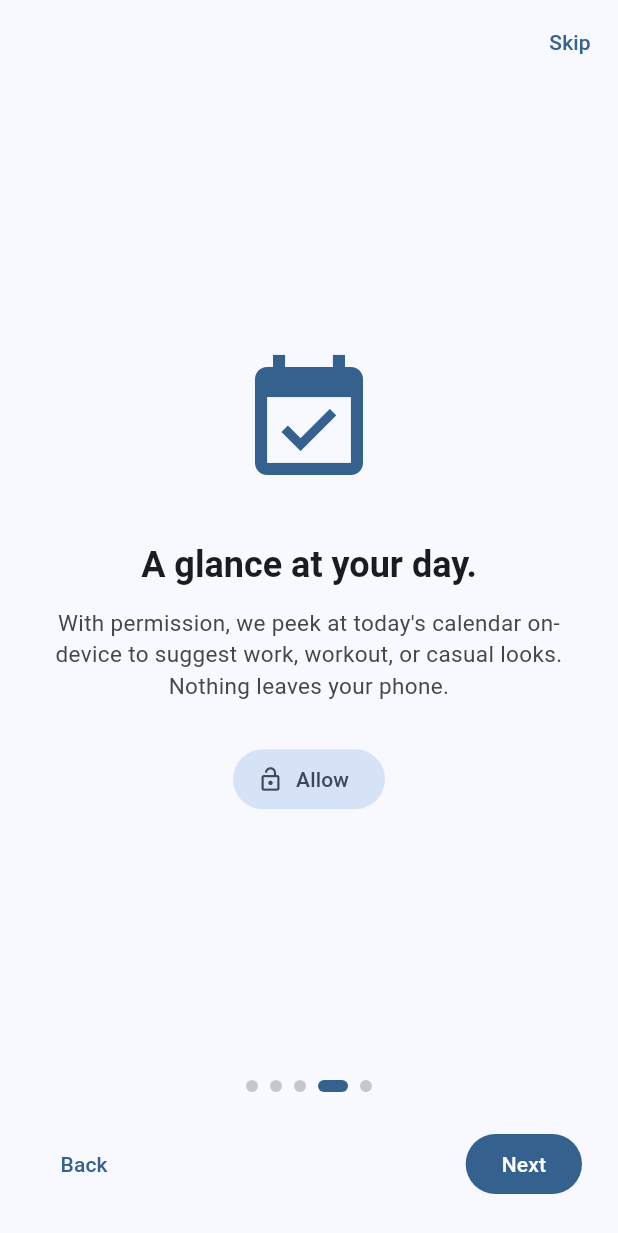
After one commit to GabrielAnokye/SmartStyle, a Flutter app: the screen it shows once a user with an empty profile is signed in, swiped to page 4, on a phone screen of 412 x 824 dp. The commit adds this screen. Shown: the top 1233 px of the screen. Run offline on Flutter 3.47's test engine with Material 3 defaults, Android fonts, the phone set to English and light mode, and no system bars; our stand-ins replace cached_network_image, camera, connectivity_plus, flutter_dotenv, flutter_image_compress, flutter_riverpod and 9 more; missing offline and left inert: device_calendar, google_mlkit_image_labeling, google_mlkit_subject_segmentation; accounts and stored records are empty; network calls fail.

Commit message:
Finalize SmartStyle

```diff
--- a/lib/core/routing/app_router.dart
+++ b/lib/core/routing/app_router.dart
@@ -12,12 +12,9 @@ import 'package:smartstyle/features/wardrobe/presentation/item_detail_screen.dar
 import 'package:smartstyle/features/wardrobe/presentation/item_edit_screen.dart';
 import 'package:smartstyle/features/recommendations/presentation/home_dashboard_screen.dart';
 import 'package:smartstyle/features/analytics/presentation/analytics_screen.dart';
-
-class ProfileScreen extends StatelessWidget {
-  const ProfileScreen({super.key});
-  @override
-  Widget build(BuildContext context) => const Center(child: Text('Profile Placeholder'));
-}
+import 'package:smartstyle/features/onboarding/data/onboarding_repository.dart';
+import 'package:smartstyle/features/onboarding/presentation/onboarding_screen.dart';
+import 'package:smartstyle/features/profile/presentation/profile_screen.dart';
 
 class AppScaffold extends StatelessWidget {
   final StatefulNavigationShell navigationShell;
@@ -46,6 +43,7 @@ class AppScaffold extends StatelessWidget {
 
 final goRouterProvider = Provider<GoRouter>((ref) {
   final authState = ref.watch(authStateProvider);
+  final onboardingAsync = ref.watch(onboardingProvider);
 
   // Invalidate any caches tied to the session whenever the signed-in user changes.
   ref.listen(authStateProvider, (prev, next) {
@@ -60,13 +58,21 @@ final goRouterProvider = Provider<GoRouter>((ref) {
     initialLocation: '/dashboard',
     redirect: (context, state) {
       final isAuthenticated = authState.value?.session != null;
-      final isLoggingIn = state.matchedLocation == '/login';
+      final loc = state.matchedLocation;
+      final isLoggingIn = loc == '/login';
+      final isOnboarding = loc == '/onboarding';
       if (!isAuthenticated && !isLoggingIn) return '/login';
       if (isAuthenticated && isLoggingIn) return '/dashboard';
+      // Gate first-run after auth. While the SharedPreferences lookup is in
+      // flight we don't redirect — preventing a dashboard→onboarding flash.
+      final onboarded = onboardingAsync.value;
+      if (isAuthenticated && onboarded == false && !isOnboarding) return '/onboarding';
+      if (isAuthenticated && onboarded == true && isOnboarding) return '/dashboard';
       return null;
     },
     routes: [
       GoRoute(path: '/login', builder: (context, state) => const LoginScreen()),
+      GoRoute(path: '/onboarding', builder: (context, state) => const OnboardingScreen()),
       GoRoute(
         path: '/closet/:id',
         builder: (context, state) => ItemDetailScreen(itemId: state.pathParameters['id']!),
--- a/lib/features/intake/presentation/batch_camera_screen.dart
+++ b/lib/features/intake/presentation/batch_camera_screen.dart
@@ -153,6 +153,7 @@ class _BatchCameraScreenState extends ConsumerState<BatchCameraScreen> {
                       mainAxisAlignment: MainAxisAlignment.spaceEvenly,
                       children: [
                         IconButton(
+                          tooltip: 'Undo last capture',
                           icon: const Icon(Icons.undo, color: Colors.white),
                           onPressed: _drafts.isEmpty ? null : _removeLast,
                         ),
@@ -175,6 +176,7 @@ class _BatchCameraScreenState extends ConsumerState<BatchCameraScreen> {
                           ),
                         ),
                         IconButton(
+                          tooltip: 'Finish batch',
                           icon: const Icon(Icons.check, color: Colors.white),
                           onPressed: _drafts.isEmpty ? null : _done,
                         ),
--- a/lib/features/intake/presentation/intake_queue_screen.dart
+++ b/lib/features/intake/presentation/intake_queue_screen.dart
@@ -105,6 +105,7 @@ class _QueueTile extends StatelessWidget {
           ],
         ),
         trailing: IconButton(
+          tooltip: 'Remove from queue',
           icon: const Icon(Icons.delete_outline),
           onPressed: onRemove,
         ),
--- /dev/null
+++ b/lib/features/onboarding/presentation/onboarding_screen.dart
@@ -0,0 +1,232 @@
+import 'package:flutter/material.dart';
+import 'package:flutter_riverpod/flutter_riverpod.dart';
+import 'package:go_router/go_router.dart';
+import 'package:smartstyle/features/onboarding/data/onboarding_repository.dart';
+import 'package:permission_handler/permission_handler.dart';
+
+class OnboardingScreen extends ConsumerStatefulWidget {
+  const OnboardingScreen({super.key});
+
+  @override
+  ConsumerState<OnboardingScreen> createState() => _OnboardingScreenState();
+}
+
+class _OnboardingScreenState extends ConsumerState<OnboardingScreen> {
+  final _controller = PageController();
+  int _page = 0;
+
+  static const _pages = <_OnboardPage>[
+    _OnboardPage(
+      icon: Icons.checkroom,
+      title: 'Your closet, quantified.',
+      body: 'SmartStyle tracks what you own, what you wear, and what\'s worth the shelf space.',
+    ),
+    _OnboardPage(
+      icon: Icons.camera_alt_outlined,
+      title: 'Snap to add.',
+      body: 'Photograph an item once — we handle the background, colour, and category.',
+      permission: _PrimerPermission.camera,
+    ),
+    _OnboardPage(
+      icon: Icons.location_on_outlined,
+      title: 'Outfits that match the weather.',
+      body: 'Local forecast dials in warmth; you can set the city manually any time.',
+      permission: _PrimerPermission.location,
+    ),
+    _OnboardPage(
+      icon: Icons.event_available,
+      title: 'A glance at your day.',
+      body: 'With permission, we peek at today\'s calendar on-device to suggest work, workout, or casual looks. Nothing leaves your phone.',
+      permission: _PrimerPermission.calendar,
+    ),
+    _OnboardPage(
+      icon: Icons.auto_awesome,
+      title: 'Ready when you are.',
+      body: 'Add a few items to your closet and we\'ll start recommending outfits today.',
+    ),
+  ];
+
+  @override
+  void dispose() {
+    _controller.dispose();
+    super.dispose();
+  }
+
+  Future<void> _finish({bool goAdd = false}) async {
+    await ref.read(onboardingProvider.notifier).complete();
+    if (!mounted) return;
+    context.go(goAdd ? '/add' : '/dashboard');
+  }
+
+  @override
+  Widget build(BuildContext context) {
+    final isLast = _page == _pages.length - 1;
+    return Scaffold(
+      appBar: AppBar(
+        automaticallyImplyLeading: false,
+        actions: [
+          TextButton(
+            onPressed: () => _finish(),
+            child: const Text('Skip'),
+          ),
+        ],
+      ),
+      body: Column(
+        children: [
+          Expanded(
+            child: PageView.builder(
+              controller: _controller,
+              onPageChanged: (i) => setState(() => _page = i),
+              itemCount: _pages.length,
+              itemBuilder: (_, i) => _pages[i],
+            ),
+          ),
+          _Dots(count: _pages.length, current: _page),
+          Padding(
+            padding: const EdgeInsets.all(24),
+            child: Row(
+              children: [
+                if (_page > 0)
+                  TextButton(
+                    onPressed: () => _controller.previousPage(
+                      duration: const Duration(milliseconds: 250),
+                      curve: Curves.easeOut,
+                    ),
+                    child: const Text('Back'),
+                  ),
+                const Spacer(),
+                FilledButton(
+                  onPressed: () {
+                    if (isLast) {
+                      _finish(goAdd: true);
+                    } else {
+                      _controller.nextPage(
+                        duration: const Duration(milliseconds: 250),
+                        curve: Curves.easeOut,
+                      );
+                    }
+                  },
+                  child: Text(isLast ? 'Add my first item' : 'Next'),
+                ),
+              ],
+            ),
+          ),
+        ],
+      ),
+    );
+  }
+}
+
+enum _PrimerPermission { camera, location, calendar }
+
+class _OnboardPage extends StatefulWidget {
+  final IconData icon;
+  final String title;
+  final String body;
+  final _PrimerPermission? permission;
+
+  const _OnboardPage({
+    required this.icon,
+    required this.title,
+    required this.body,
+    this.permission,
+  });
+
+  @override
+  State<_OnboardPage> createState() => _OnboardPageState();
+}
+
+class _OnboardPageState extends State<_OnboardPage> {
+  bool _requesting = false;
+  bool _granted = false;
+
+  Future<void> _request() async {
+    if (widget.permission == null || _requesting || _granted) return;
+    setState(() => _requesting = true);
+    try {
+      PermissionStatus status;
+      switch (widget.permission!) {
+        case _PrimerPermission.camera:
+          status = await Permission.camera.request();
+        case _PrimerPermission.location:
+          status = await Permission.locationWhenInUse.request();
+        case _PrimerPermission.calendar:
+          // On iOS 17+ `calendarFullAccess` is the proper scope; older iOS
+          // falls back to the legacy permission name under the hood.
+          status = await Permission.calendarFullAccess.request();
+      }
+      setState(() => _granted = status.isGranted || status.isLimited);
+    } finally {
+      if (mounted) setState(() => _requesting = false);
+    }
+  }
+
+  @override
+  Widget build(BuildContext context) {
+    return Padding(
+      padding: const EdgeInsets.symmetric(horizontal: 32, vertical: 24),
+      child: Column(
+        mainAxisAlignment: MainAxisAlignment.center,
+        children: [
+          Icon(widget.icon, size: 96, color: Theme.of(context).colorScheme.primary),
+          const SizedBox(height: 32),
+          Text(
+            widget.title,
+            textAlign: TextAlign.center,
+            style: Theme.of(context).textTheme.headlineSmall?.copyWith(
+                  fontWeight: FontWeight.w700,
+                ),
+          ),
+          const SizedBox(height: 12),
+          Text(
+            widget.body,
+            textAlign: TextAlign.center,
+            style: TextStyle(
+              color: Theme.of(context).colorScheme.onSurfaceVariant,
+              fontSize: 15,
+              height: 1.4,
+            ),
+          ),
+          if (widget.permission != null) ...[
+            const SizedBox(height: 28),
+            FilledButton.tonalIcon(
+              onPressed: _request,
+              icon: _granted
+                  ? const Icon(Icons.check)
+                  : const Icon(Icons.lock_open_outlined),
+              label: Text(_granted ? 'Allowed' : 'Allow'),
+            ),
+          ],
+        ],
+      ),
+    );
+  }
+}
+
+class _Dots extends StatelessWidget {
+  final int count;
+  final int current;
+  const _Dots({required this.count, required this.current});
+
+  @override
+  Widget build(BuildContext context) {
+    return Row(
+      mainAxisAlignment: MainAxisAlignment.center,
+      children: List.generate(count, (i) {
+        final active = i == current;
+        return AnimatedContainer(
+          duration: const Duration(milliseconds: 200),
+          margin: const EdgeInsets.symmetric(horizontal: 4),
+          width: active ? 20 : 8,
+          height: 8,
+          decoration: BoxDecoration(
+            color: active
+                ? Theme.of(context).colorScheme.primary
+                : Theme.of(context).colorScheme.outlineVariant,
+            borderRadius: BorderRadius.circular(4),
+          ),
+        );
+      }),
+    );
+  }
+}
--- a/lib/main.dart
+++ b/lib/main.dart
@@ -42,12 +42,18 @@ class SmartStyleApp extends ConsumerWidget {
   @override
   Widget build(BuildContext context, WidgetRef ref) {
     final router = ref.watch(goRouterProvider);
+    const seed = Color(0xFF2B4A6B);
     return MaterialApp.router(
       title: 'SmartStyle',
       theme: ThemeData(
-        colorScheme: ColorScheme.fromSeed(seedColor: const Color(0xFF2B4A6B)),
+        colorScheme: ColorScheme.fromSeed(seedColor: seed),
         useMaterial3: true,
       ),
+      darkTheme: ThemeData(
+        colorScheme: ColorScheme.fromSeed(seedColor: seed, brightness: Brightness.dark),
+        useMaterial3: true,
+      ),
+      themeMode: ThemeMode.system,
       routerConfig: router,
     );
   }
```
Also changed, not shown: lib/features/analytics/presentation/analytics_screen.dart (+9 -4 lines), lib/features/auth/presentation/login_screen.dart (+27 -3 lines), lib/features/onboarding/data/onboarding_repository.dart (added, +29 -0 lines), lib/features/profile/data/settings_repository.dart (added, +54 -0 lines), lib/features/profile/presentation/profile_screen.dart (added, +101 -0 lines), lib/features/recommendations/presentation/home_dashboard_screen.dart (+13 -5 lines), lib/features/wardrobe/presentation/closet_screen.dart (+42 -1 lines), pubspec.yaml (+18 -0 lines), pubspec.lock, 6 other files.
